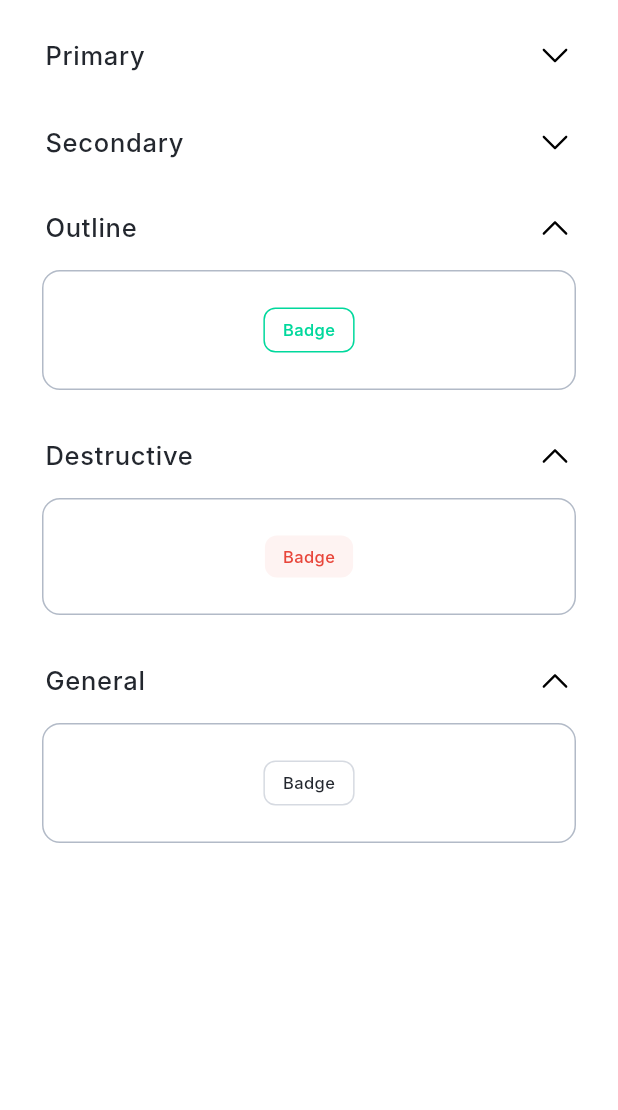
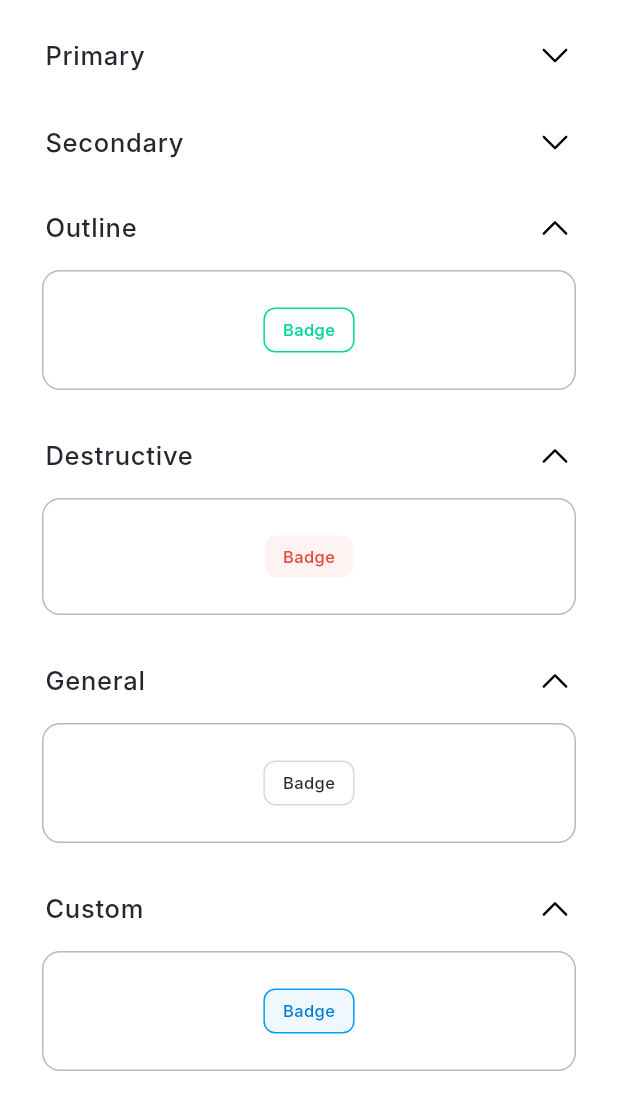
Before and after one commit to TLabTech/bamboo-ui-kit-flutter, a Flutter app: the BadgeScreen screen opened directly, after a tap on "Primary", after a tap on "Secondary", on a phone screen of 412 x 824 dp, the part 126-1236 px from its top. Run offline on Flutter 3.47's test engine with Material 3 defaults, Android fonts, the phone set to English and light mode, and no system bars; our stand-ins replace auto_size_text, dropdown_button2, flutter_bloc, flutter_secure_storage, flutter_svg, persistent_bottom_nav_bar_v2 and 2 more; accounts and stored records are empty; Roboto replaces fonts that are missing (Inter).

Commit message:
feat: add custom accordion

```diff
--- a/example/lib/data_presentation/badge_screen.dart
+++ b/example/lib/data_presentation/badge_screen.dart
@@ -188,6 +188,37 @@ class _BadgeScreenState extends State<BadgeScreen> {
                   ),
                 ),
               ),
+              TAccordion(
+                title: "Custom",
+                titleStyle: TFontBold.headline(context),
+                showDivider: false,
+                initiallyExpanded: true,
+                trailing: SvgPicture.asset(
+                  Assets.svg.chevronDown,
+                  colorFilter: ColorFilter.mode(
+                    isDarkMode ? Colors.white : Colors.black,
+                    BlendMode.srcIn,
+                  ),
+                ),
+                child: Container(
+                  width: MediaQuery.of(context).size.width,
+                  padding: EdgeInsets.all(24),
+                  decoration: BoxDecoration(
+                    borderRadius: BorderRadius.circular(12),
+                    border: Border.all(
+                      color: HexColor(gray300),
+                    ),
+                  ),
+                  child: Center(
+                    child: TBadge(
+                      label: "Badge",
+                      backgroundColor: HexColor(secondary050),
+                      borderColor: HexColor(secondary500),
+                      textColor: HexColor(secondary600),
+                    ),
+                  ),
+                ),
+              ),
             ],
           ),
         ),
--- a/lib/src/data_presentation/badge/badge.dart
+++ b/lib/src/data_presentation/badge/badge.dart
@@ -31,11 +31,13 @@ class TBadge extends StatelessWidget {
     required String label,
     Color? backgroundColor,
     Color? textColor,
+    Color? borderColor,
     double radius = 8,
   }) : this._(
           label: label,
           backgroundColor: backgroundColor,
           textColor: textColor,
+          borderColor: borderColor,
           badgeType: TBadgeType.raw,
           radius: radius,
         );
```
Also changed, not shown: example/pubspec.lock.
